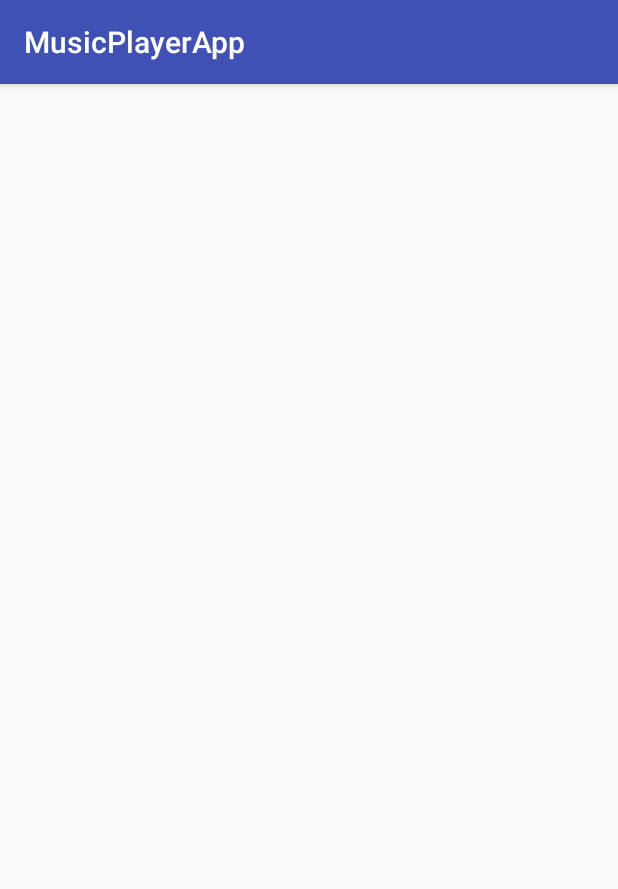
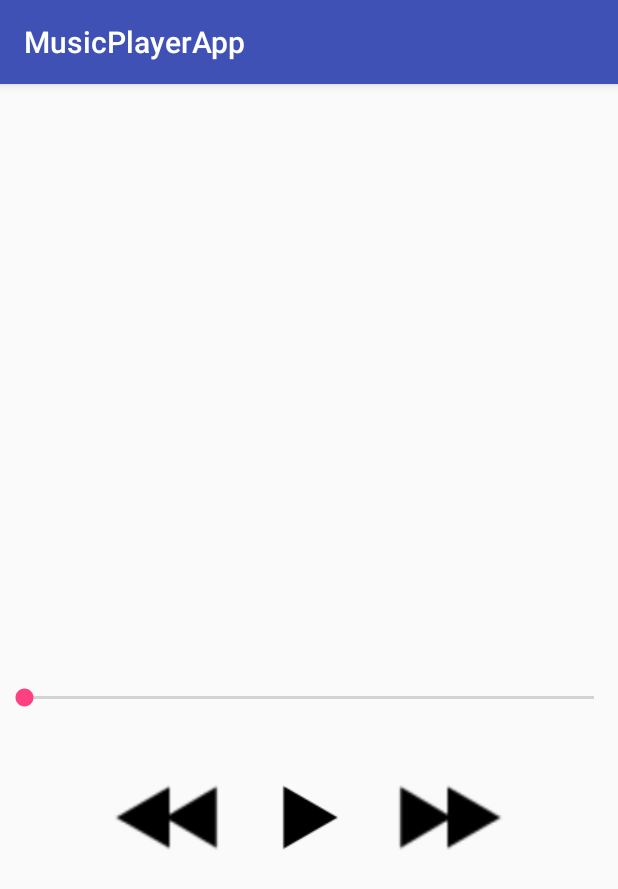
Before and after one commit to khcy5dnr/MusicPlayerApp, an Android app: the screen it shows after launch (MainActivity), on a phone screen of 412 x 824 dp. Shown: the top 889 px of the screen. Run offline under Robolectric (Android 15) with nearby library versions, the phone set to English and light mode, and no system bars.

Commit message:
Added seekbar and play button with methods

```diff
--- a/app/src/main/java/com/example/durai23/musicplayerapp/MP3Player.java
+++ b/app/src/main/java/com/example/durai23/musicplayerapp/MP3Player.java
@@ -96,4 +96,8 @@ public class MP3Player {
             mediaPlayer = null;
         }
     }
+
+    public void seek(int seconds){
+        mediaPlayer.seekTo(seconds);
+    }
 }
--- a/app/src/main/java/com/example/durai23/musicplayerapp/MainActivity.java
+++ b/app/src/main/java/com/example/durai23/musicplayerapp/MainActivity.java
@@ -3,6 +3,7 @@ package com.example.durai23.musicplayerapp;
 import android.Manifest;
 import android.content.pm.PackageManager;
 import android.os.Environment;
+import android.support.annotation.NonNull;
 import android.support.v4.app.ActivityCompat;
 import android.support.v4.content.ContextCompat;
 import android.support.v7.app.AppCompatActivity;
@@ -11,19 +12,35 @@ import android.util.Log;
 import android.view.View;
 import android.widget.AdapterView;
 import android.widget.ArrayAdapter;
+import android.widget.Button;
+import android.widget.ImageButton;
 import android.widget.ListView;
+import android.widget.SeekBar;
+import android.widget.TextView;
 import android.widget.Toast;
 
 import java.io.File;
 import java.io.FilenameFilter;
 import java.util.ArrayList;
 import java.util.List;
+import android.os.Handler;
+
+import java.util.concurrent.TimeUnit;
+import java.util.logging.LogRecord;
 
 public class MainActivity extends AppCompatActivity {
 
+    static final int READ_STORAGE_REQUEST_CODE = 1;
+
     private MP3Player mp3Player = new MP3Player();
     private ArrayList<File> songList = new ArrayList<File>();
-    private boolean flag = false;
+    private SeekBar seekBar;
+    private TextView currentTime;
+    private TextView totalDuration;
+    private ImageButton playButton;
+    private ImageButton rewindButton;
+    private ImageButton forwardButton;
+    private Handler mHandler = new Handler();
 
     @Override
     protected void onCreate(Bundle savedInstanceState) {
@@ -31,26 +48,46 @@ public class MainActivity extends AppCompatActivity {
         setContentView(R.layout.activity_main);
 
         //check for permission
-        if (ContextCompat.checkSelfPermission(MainActivity.this, Manifest.permission.READ_EXTERNAL_STORAGE)
+        if(ContextCompat.checkSelfPermission(MainActivity.this, Manifest.permission.READ_EXTERNAL_STORAGE)
                 != PackageManager.PERMISSION_GRANTED) {
 
             // Request the permission.
             ActivityCompat.requestPermissions(MainActivity.this,
-                    new String[]{Manifest.permission.READ_EXTERNAL_STORAGE}, 1);
+                    new String[]{Manifest.permission.READ_EXTERNAL_STORAGE}, READ_STORAGE_REQUEST_CODE);
+        }
+        else{
+            loadSongs_listView();
         }
 
+        seekBar = (SeekBar) findViewById(R.id.progressBar);
+        currentTime = (TextView) findViewById(R.id.currentTime);
+        totalDuration = (TextView) findViewById(R.id.totalDuration);
+        playButton = (ImageButton) findViewById(R.id.play_button);
+        rewindButton = (ImageButton) findViewById(R.id.back_button);
+        forwardButton = (ImageButton) findViewById(R.id.forward_button);
+
+    }
+
+    @Override
+    public void onRequestPermissionsResult(int requestCode, @NonNull String[] permissions, @NonNull int[] grantResults) {
+        switch(requestCode){
+            case READ_STORAGE_REQUEST_CODE:
+                loadSongs_listView();
+                break;
+            default:
+                Toast.makeText(MainActivity.this,"ERROR",Toast.LENGTH_SHORT).show();
+        }
+    }
+
+    private void loadSongs_listView(){
+
         final ListView listView = (ListView)findViewById(R.id.listView);
-
         File musicDir = new File(Environment.getExternalStorageDirectory().getPath());
-
-        Toast.makeText(this,musicDir.toString(),Toast.LENGTH_SHORT).show();
-
         scanMP3_Files(musicDir);
-
         String[] songName_list = new String[songList.size()];
 
         for(int i = 0; i < songName_list.length; i++){
-            songName_list[i] = songList.get(i).getName();
+            songName_list[i] = songList.get(i).getName().substring(0, songList.get(i).getName().length()-4);
         }
 
         listView.setAdapter(new ArrayAdapter<String>(this,android.R.layout.simple_list_item_1,songName_list));
@@ -59,11 +96,51 @@ public class MainActivity extends AppCompatActivity {
             public void onItemClick(AdapterView<?> myAdapter, View myView, int myItemInt,
                                     long mylng) {
                 File selectedFromList = songList.get(myItemInt);
-                Toast.makeText(MainActivity.this,selectedFromList.getName().toString(),Toast.LENGTH_SHORT).show();
+                mp3Player.stop();
+                mp3Player.load(selectedFromList.getPath());
+                playButton.setImageResource(R.drawable.pause_button);
+                seekBar.setMax(mp3Player.getDuration()/1000);
 
-                mp3Player.load(selectedFromList.getPath());
+                totalDuration.setText(String.format("%02d:%02d",
+                        TimeUnit.MILLISECONDS.toMinutes(mp3Player.getDuration())% TimeUnit.HOURS.toMinutes(1),
+                        TimeUnit.MILLISECONDS.toSeconds(mp3Player.getDuration())% TimeUnit.MINUTES.toSeconds(1)));
+
+                MainActivity.this.runOnUiThread(new Runnable() {
+
+                    @Override
+                    public void run() {
+                        if(mp3Player != null){
+                            int mCurrentPosition = mp3Player.getProgress() / 1000;
+                            seekBar.setProgress(mCurrentPosition);
+
+                            currentTime.setText(String.format("%02d:%02d",
+                                    TimeUnit.MILLISECONDS.toMinutes(mp3Player.getProgress())% TimeUnit.HOURS.toMinutes(1),
+                                    TimeUnit.MILLISECONDS.toSeconds(mp3Player.getProgress())% TimeUnit.MINUTES.toSeconds(1)));
+                        }
+                        mHandler.postDelayed(this, 1000);
+                    }
+                });
+
+                seekBar.setOnSeekBarChangeListener(new SeekBar.OnSeekBarChangeListener(){
+                    public void onStopTrackingTouch(SeekBar seekBar) {
+
+                    }
+
+                    public void onStartTrackingTouch(SeekBar seekBar) {
+
+                    }
+
+                    public void onProgressChanged(SeekBar seekBar, int progress, boolean fromUser) {
+                        if(mp3Player != null && fromUser){
+                            mp3Player.seek(progress * 1000);
+                        }
+                    }
+                });
+
             }
         });
+
+        Toast.makeText(MainActivity.this,"Total MP3 songs: "+ Integer.toString(songList.size()),Toast.LENGTH_SHORT).show();
     }
 
     private void scanMP3_Files(File directory){
@@ -87,4 +164,20 @@ public class MainActivity extends AppCompatActivity {
             songList.add(file);
         }
     }
+
+    public void play_pauseOnClick(View view){
+        if(mp3Player.getState() == MP3Player.MP3PlayerState.PLAYING){
+            playButton.setImageResource(R.drawable.play_button);
+            mp3Player.pause();
+        }
+        else if(mp3Player.getState() == MP3Player.MP3PlayerState.PAUSED){
+            playButton.setImageResource(R.drawable.pause_button);
+            mp3Player.play();
+        }
+        else if(mp3Player.getState() == MP3Player.MP3PlayerState.STOPPED){
+            Toast.makeText(MainActivity.this,"Choose a song to play first.",Toast.LENGTH_SHORT).show();
+        }
+
+    }
+
 }
--- a/app/src/main/res/layout/activity_main.xml
+++ b/app/src/main/res/layout/activity_main.xml
@@ -1,17 +1,76 @@
 <?xml version="1.0" encoding="utf-8"?>
-<LinearLayout xmlns:android="http://schemas.android.com/apk/res/android"
+<RelativeLayout xmlns:android="http://schemas.android.com/apk/res/android"
     xmlns:app="http://schemas.android.com/apk/res-auto"
     xmlns:tools="http://schemas.android.com/tools"
     android:layout_width="fill_parent"
     android:layout_height="fill_parent"
     android:layout_gravity="center"
+    android:orientation="horizontal"
     tools:context="com.example.durai23.musicplayerapp.MainActivity">
 
     <ListView
         android:id="@+id/listView"
         android:layout_width="match_parent"
-        android:layout_height="wrap_content" >
+        android:layout_height="390dp" >
     </ListView>
 
+    <SeekBar
+        android:id="@+id/progressBar"
+        android:layout_width="fill_parent"
+        android:layout_height="wrap_content"
+        android:layout_marginTop="10dp"
+        android:layout_below="@+id/listView"
+        android:layout_alignParentStart="true"
+        />
 
-</LinearLayout>
+    <TextView
+        android:id="@+id/currentTime"
+        android:layout_width="wrap_content"
+        android:layout_height="wrap_content"
+        android:layout_alignParentStart="true"
+        android:layout_below="@+id/progressBar"
+        android:text="" />
+
+    <TextView
+        android:id="@+id/totalDuration"
+        android:layout_width="wrap_content"
+        android:layout_height="wrap_content"
+        android:layout_alignParentEnd="true"
+        android:layout_below="@+id/progressBar"
+        android:text="" />
+
+    <ImageButton
+        android:id="@+id/play_button"
+        android:background="@android:color/transparent"
+        android:layout_width="75dp"
+        android:layout_height="75dp"
+        android:src="@drawable/play_button"
+        android:padding="20dp"
+        android:layout_below="@+id/currentTime"
+        android:layout_centerHorizontal="true"
+        android:layout_marginTop="14dp"
+        android:onClick="play_pauseOnClick"/>
+
+    <ImageButton
+        android:id="@+id/back_button"
+        android:layout_width="75dp"
+        android:layout_height="75dp"
+        android:src="@drawable/backwards_button"
+        android:background="@android:color/transparent"
+        android:scaleType="fitCenter"
+        android:layout_alignTop="@+id/play_button"
+        android:layout_toStartOf="@+id/play_button"
+        android:layout_marginEnd="17dp" />
+
+    <ImageButton
+        android:id="@+id/forward_button"
+        android:layout_width="75dp"
+        android:layout_height="75dp"
+        android:src="@drawable/forwards_button"
+        android:background="@android:color/transparent"
+        android:scaleType="fitCenter"
+        android:layout_alignTop="@+id/play_button"
+        android:layout_toEndOf="@+id/play_button"
+        android:layout_marginStart="17dp" />
+
+</RelativeLayout>
```
Also changed, not shown: app/src/main/res/drawable/backwards_button.png (added), app/src/main/res/drawable/forwards_button.png (added), app/src/main/res/drawable/pause_button.png (added), app/src/main/res/drawable/play_button.png (added).
